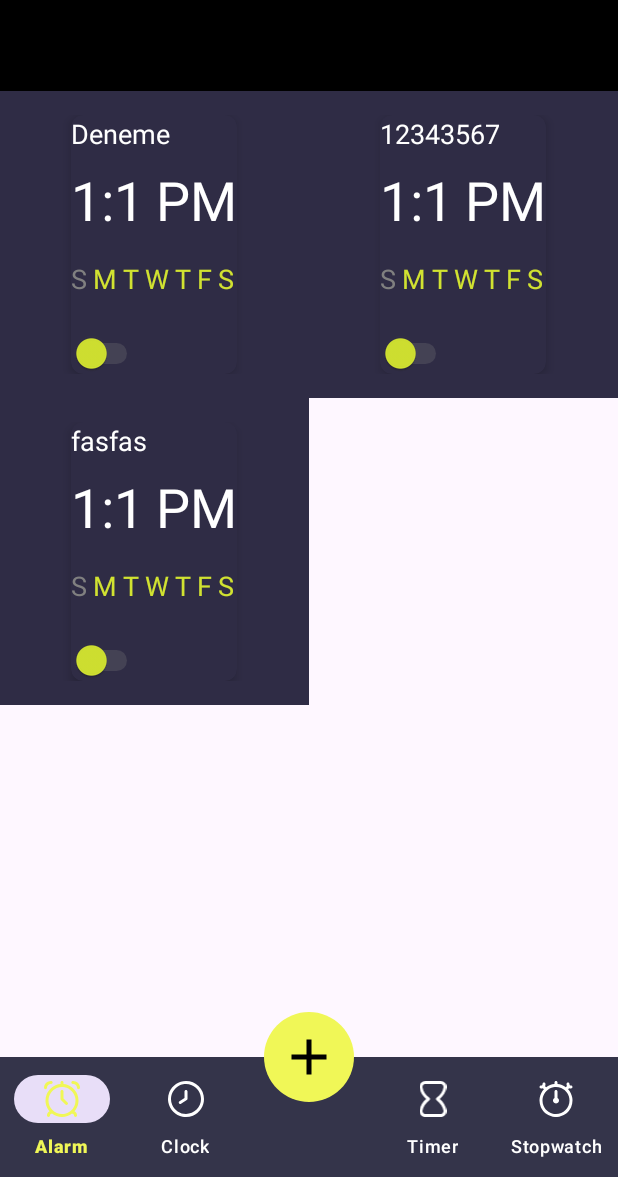
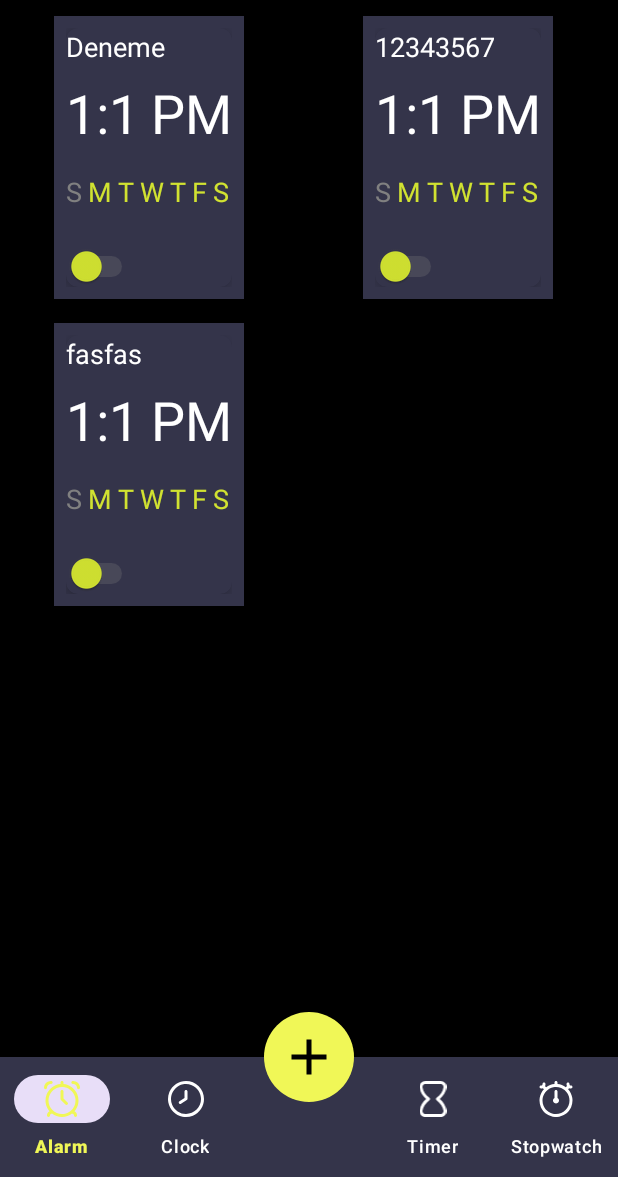
Before and after one commit to Cagdasmarangoz20/Alert-Me-Alarm, an Android app built with Jetpack Compose: the screen it shows after launch (MainActivity), on a phone screen of 412 x 824 dp, the part 59-1236 px from its top. Run offline under Robolectric (Android 15) with nearby library versions, the phone set to English and light mode, and no system bars; 1 statement that could not run was skipped.

```diff
--- a/app/src/main/res/layout/fragment_alarm_clock.xml
+++ b/app/src/main/res/layout/fragment_alarm_clock.xml
@@ -6,16 +6,11 @@
     xmlns:app="http://schemas.android.com/apk/res-auto"
     tools:context=".fragments.AlarmClockFragment">
 
-    <include
-        android:id="@+id/idAppBarMain"
-        app:layout_constraintTop_toTopOf="parent"
-        app:layout_constraintStart_toStartOf="parent"
-        app:layout_constraintEnd_toEndOf="parent"
-        layout="@layout/app_bar_main" />
+
 
     <androidx.recyclerview.widget.RecyclerView
         android:id="@+id/idRecyclerAlarm"
-        android:layout_marginTop="50dp"
+      android:background="@color/black"
         android:layout_width="match_parent"
         android:layout_height="match_parent" />
 </FrameLayout>
--- a/app/src/main/res/layout/layout_alarm_item.xml
+++ b/app/src/main/res/layout/layout_alarm_item.xml
@@ -1,18 +1,20 @@
 <RelativeLayout xmlns:android="http://schemas.android.com/apk/res/android"
     xmlns:app="http://schemas.android.com/apk/res-auto"
     xmlns:tools="http://schemas.android.com/tools"
-    android:layout_width="match_parent"
+    android:layout_width="wrap_content"
     android:layout_height="wrap_content"
-    android:padding="16dp"
-    android:gravity="center"
-    android:background="#2F2C45">
+    android:padding="8dp"
+    android:layout_gravity="center"
+android:layout_marginStart="36dp"
+    android:layout_marginBottom="16dp"
+    android:background="@color/backgroundColor">
 
     <androidx.cardview.widget.CardView
         android:id="@+id/cardView"
         android:layout_width="wrap_content"
         android:layout_height="wrap_content"
         android:layout_gravity="center"
-        android:backgroundTint="#2F2C45"
+        android:backgroundTint="@color/backgroundColor"
         android:padding="16dp"
         app:cardCornerRadius="8dp"
 
--- a/app/src/main/res/values/colors.xml
+++ b/app/src/main/res/values/colors.xml
@@ -14,4 +14,5 @@
     <color name="mainColor">#FF5722</color>
     <color name="sColor">#F0F757</color>
 
+
 </resources>
--- a/gradle/libs.versions.toml
+++ b/gradle/libs.versions.toml
@@ -9,6 +9,7 @@ appcompat = "1.6.1"
 material = "1.10.0"
 activity = "1.8.0"
 constraintlayout = "2.1.4"
+runtimeAndroid = "1.6.8"
 
 [libraries]
 androidx-core-ktx = { group = "androidx.core", name = "core-ktx", version.ref = "coreKtx" }
@@ -19,6 +20,7 @@ androidx-appcompat = { group = "androidx.appcompat", name = "appcompat", version
 material = { group = "com.google.android.material", name = "material", version.ref = "material" }
 androidx-activity = { group = "androidx.activity", name = "activity", version.ref = "activity" }
 androidx-constraintlayout = { group = "androidx.constraintlayout", name = "constraintlayout", version.ref = "constraintlayout" }
+androidx-runtime-android = { group = "androidx.compose.runtime", name = "runtime-android", version.ref = "runtimeAndroid" }
 
 [plugins]
 android-application = { id = "com.android.application", version.ref = "agp" }
```
Also changed, not shown: app/build.gradle.kts (+7 -1 lines), app/src/main/java/com/cagdasmarangoz/alertme/data/AlarmDao.kt (added, +34 -0 lines), app/src/main/java/com/cagdasmarangoz/alertme/data/AlarmData.kt (added, +19 -0 lines), app/src/main/java/com/cagdasmarangoz/alertme/data/AlarmDatabase.kt (added, +13 -0 lines), app/src/main/java/com/cagdasmarangoz/alertme/data/AlarmEvents.kt (added, +18 -0 lines), app/src/main/java/com/cagdasmarangoz/alertme/data/AlarmModel.kt (added, +32 -0 lines), app/src/main/java/com/cagdasmarangoz/alertme/data/AlarmState.kt (added, +16 -0 lines).
